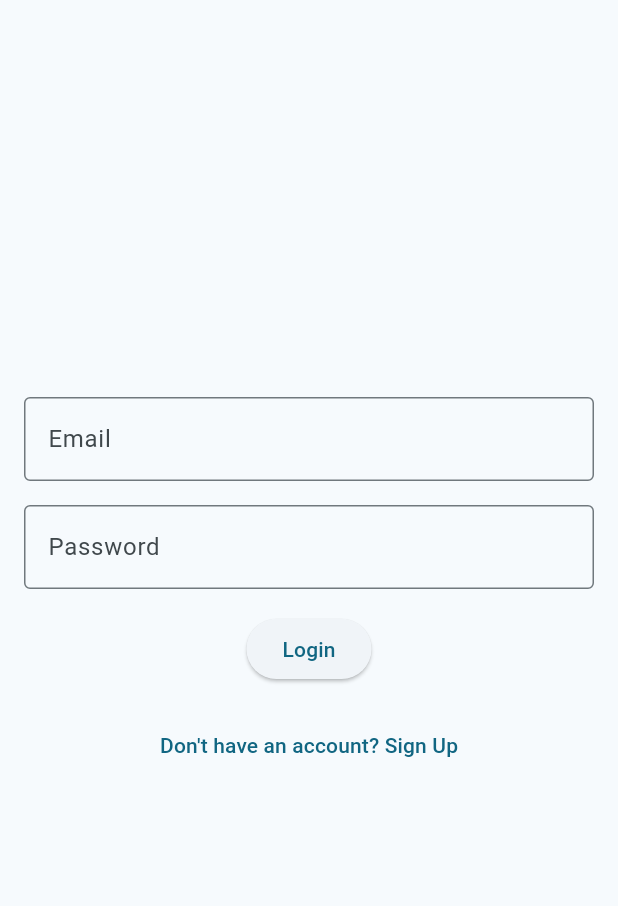
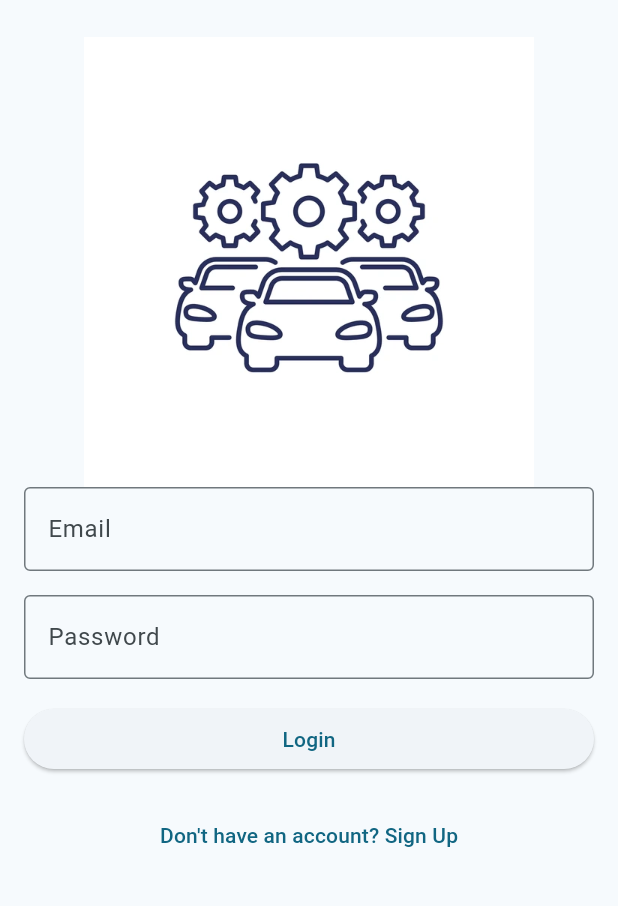
Before and after one commit to Mustafa-alsoffi/fleet_car, a Flutter app: the screen it shows after launch, on a phone screen of 412 x 824 dp, the part 71-977 px from its top. Run offline on Flutter 3.47's test engine with Material 3 defaults, Android fonts, the phone set to English and light mode, and no system bars; our stand-ins replace cloud_firestore, firebase_auth, firebase_core, firebase_storage, google_fonts, image_picker and 2 more; accounts and stored records are empty.

```diff
--- a/lib/constants.dart
+++ b/lib/constants.dart
@@ -3,6 +3,7 @@ import 'dart:ui';
 
 // create a class for routes
 class Routes {
+  static const String home = '/home';
   static const String dashboard = '/dashboard';
   static const String login = '/login';
   static const String register = '/register';
--- a/lib/main.dart
+++ b/lib/main.dart
@@ -39,6 +39,7 @@ class MyApp extends StatelessWidget {
         routes: {
           Routes.register: (context) => SignUpPage(),
           Routes.login: (context) => LoginPage(),
+          Routes.home: (context) => Homepage(),
           Routes.dashboard: (context) => DashboardPage(),
           Routes.manageCars: (context) => ManageCarPage(),
           Routes.addEditCar: (context) => AddEditCarPage(),
--- a/lib/pages/auth_pages/login_page.dart
+++ b/lib/pages/auth_pages/login_page.dart
@@ -14,11 +14,22 @@ class LoginPage extends StatelessWidget {
       appBar: AppBar(
         title: Text('Fleet Car'),
       ),
-      body: Padding(
+      body: SingleChildScrollView(
+        child: Padding(
           padding: EdgeInsets.all(16.0),
+          child: Container(
+            height: MediaQuery.of(context).size.height,
             child: Column(
-          mainAxisAlignment: MainAxisAlignment.center,
+              crossAxisAlignment: CrossAxisAlignment.center,
+              mainAxisAlignment: MainAxisAlignment.start,
               children: <Widget>[
+                // add an image from assets
+                Image.asset(
+                  'assets/images/car-fleet.png',
+                  width: 300,
+                  height: 300,
+                ),
+
                 TextField(
                   controller: _emailController,
                   decoration: InputDecoration(
@@ -36,13 +47,16 @@ class LoginPage extends StatelessWidget {
                   obscureText: true,
                 ),
                 SizedBox(height: 16.0),
-            ElevatedButton(
+                Container(
+                  width: double.infinity,
+                  child: ElevatedButton(
                     onPressed: () {
                       String email = _emailController.text;
                       String password = _passwordController.text;
                       context.read<LoginModel>().login(email, password);
                     },
                     child: Text('Login'),
+                  ),
                 ),
                 SizedBox(height: 16.0),
                 TextButton(
@@ -65,7 +79,7 @@ class LoginPage extends StatelessWidget {
                         style: TextStyle(color: Colors.red),
                       );
                     } else if (loginModel.successMessage.isNotEmpty) {
-                  Navigator.pushNamed(context, '/dashboard');
+                      Navigator.pushNamed(context, '/home');
                       return Text(
                         loginModel.successMessage,
                         style: TextStyle(color: Colors.green),
@@ -77,6 +91,8 @@ class LoginPage extends StatelessWidget {
               ],
             ),
           ),
+        ),
+      ),
     );
   }
 }
--- a/lib/pages/reports_page.dart
+++ b/lib/pages/reports_page.dart
@@ -172,10 +172,10 @@ class _ReportsPageState extends State<ReportsPage> {
                   text: TextSpan(
                     children: [
                       WidgetSpan(
-                        child: Icon(Icons.info, color: Colors.blue),
+                        child: Icon(Icons.info, color: Colors.grey, size: 15),
                       ),
                       TextSpan(
-                        text: '\n These reports are generated monthly.',
+                        text: ' These reports are generated monthly.',
                         style: TextStyle(color: Colors.black, fontSize: 12),
                       ),
                     ],
@@ -189,6 +189,8 @@ class _ReportsPageState extends State<ReportsPage> {
               itemCount: _pdfReports.length,
               itemBuilder: (context, index) {
                 return ListTile(
+                  // add bottom border
+                  shape: Border(bottom: BorderSide(color: Colors.grey)),
                   title: Text(_pdfReports[index].path.split('/').last),
                   trailing: IconButton(
                     icon: Icon(Icons.delete, color: Colors.red),
--- a/pubspec.yaml
+++ b/pubspec.yaml
@@ -71,6 +71,7 @@ flutter:
   # To add assets to your application, add an assets section, like this:
   assets:
     - assets/images/placeholder.jpg
+    - assets/images/car-fleet.png
 
   # An image asset can refer to one or more resolution-specific "variants", see
   # https://flutter.dev/assets-and-images/#resolution-aware
```
Also changed, not shown: lib/models/auth_models/login_model.dart (+8 -0 lines), lib/pages/dashboard.dart (+22 -4 lines), assets/images/car-fleet.png (added), 1 other file. Lines whose indentation alone changed are shown as unchanged.
